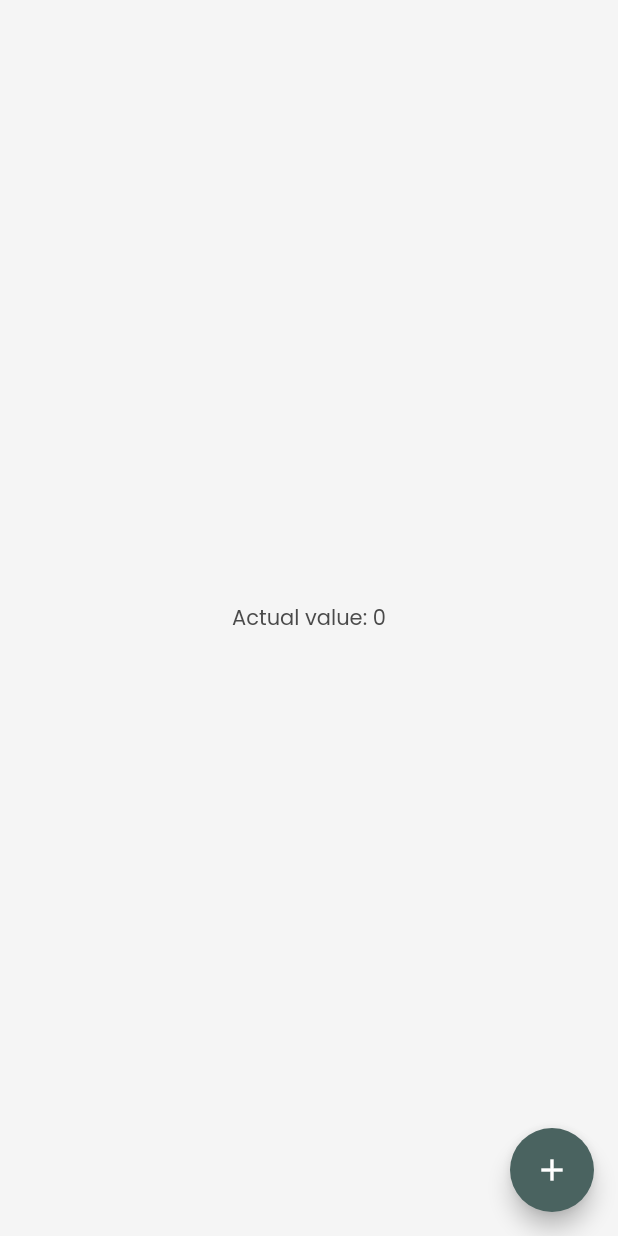
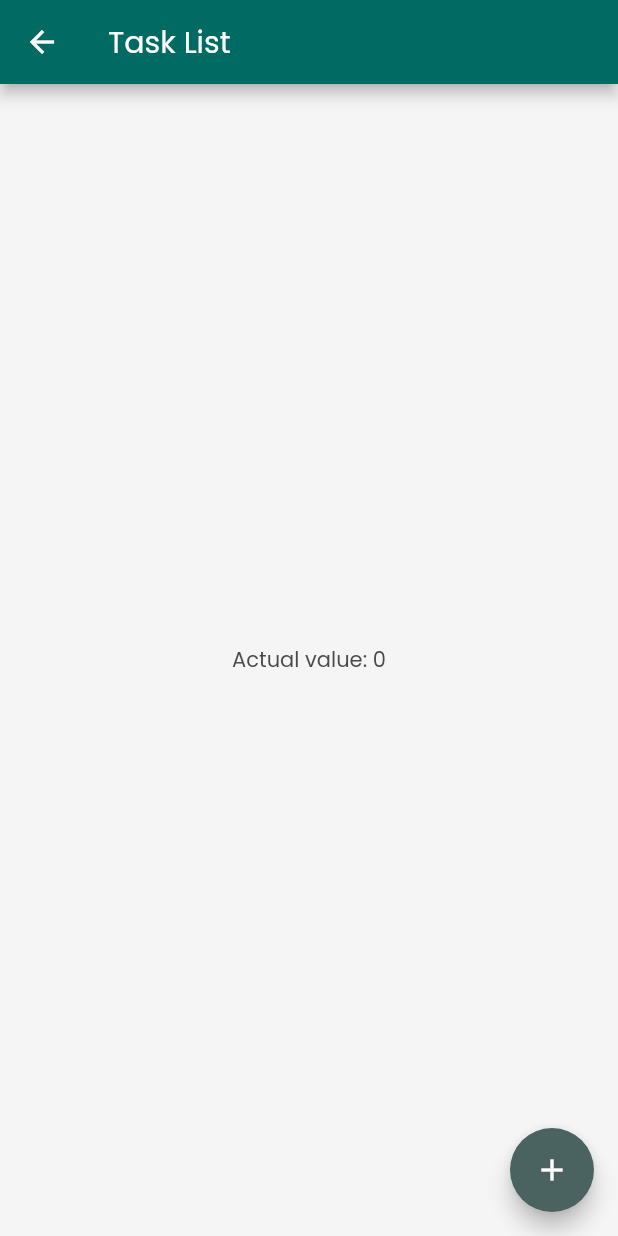
Before and after one commit to masterduck7/todo_list_flutter, a Flutter app: the TaskListView screen opened directly, on a phone screen of 412 x 824 dp. Run offline on Flutter 3.47's test engine with Material 2 defaults, Android fonts, the phone set to English and light mode, and no system bars.

Commit message:
feat(splash): Add app bar

```diff
--- a/lib/app/views/task_list.dart
+++ b/lib/app/views/task_list.dart
@@ -25,6 +25,9 @@ class _TaskListViewState extends State<TaskListView> {
   @override
   Widget build(BuildContext context) {
     return Scaffold(
+      appBar: AppBar(
+        title: const Text("Task List"),
+      ),
       body: Center(child: Text("Actual value: $count")),
         floatingActionButton: FloatingActionButton(
           onPressed: () {
```
